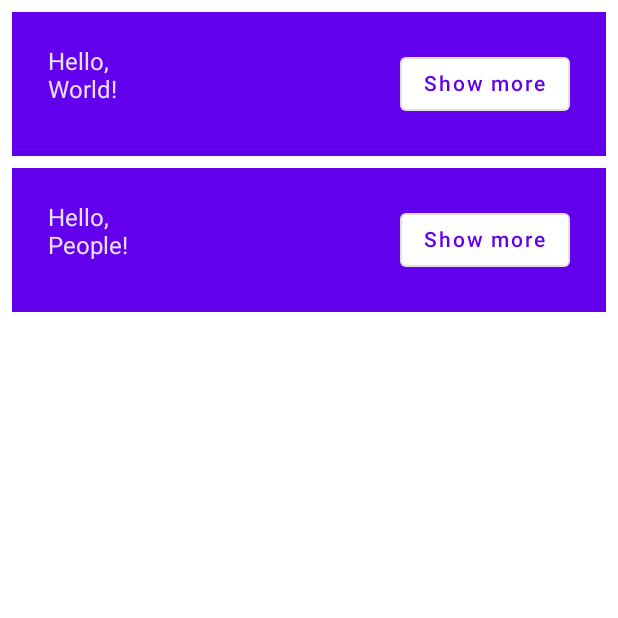
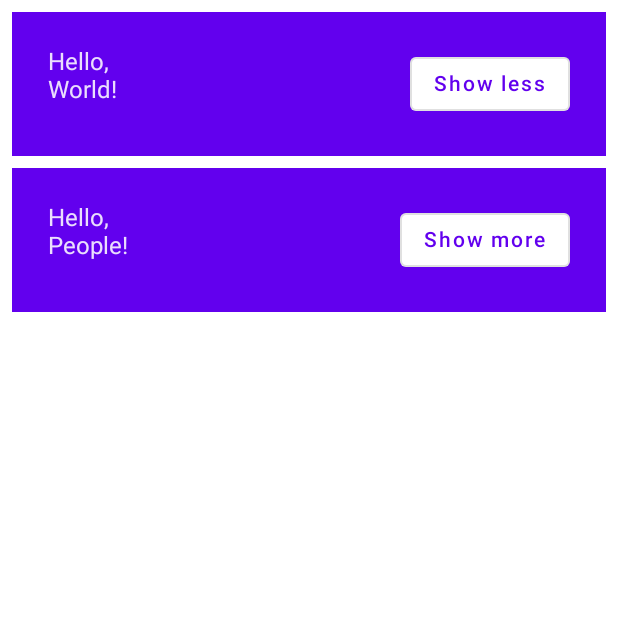
Before and after one commit to nimisaya/android-playground, an Android app built with Jetpack Compose: the screen it shows after launch (MainActivity), after a tap on "Show more", on a phone screen of 412 x 824 dp, the top half of it. Run offline under Robolectric (Android 15) with nearby library versions, the phone set to English and light mode, and no system bars; 1 other tap on this screen came first.

```diff
--- a/AnimatedList/app/src/main/java/com/nimisaya/animatedlist/MainActivity.kt
+++ b/AnimatedList/app/src/main/java/com/nimisaya/animatedlist/MainActivity.kt
@@ -3,11 +3,10 @@ package com.nimisaya.animatedlist
 import android.os.Bundle
 import androidx.activity.ComponentActivity
 import androidx.activity.compose.setContent
-import androidx.compose.foundation.layout.Column
-import androidx.compose.foundation.layout.Row
-import androidx.compose.foundation.layout.padding
+import androidx.compose.foundation.layout.*
 import androidx.compose.material.*
-import androidx.compose.runtime.Composable
+import androidx.compose.runtime.*
+import androidx.compose.ui.Alignment
 import androidx.compose.ui.Modifier
 import androidx.compose.ui.tooling.preview.Preview
 import androidx.compose.ui.unit.dp
@@ -25,7 +24,37 @@ class MainActivity : ComponentActivity() {
 }
 
 @Composable
-fun MyApp(names: List<String> = listOf("World", "People")){
+fun MyApp(){
+    var shouldShowOnboarding by remember { mutableStateOf(true) }
+
+    if (shouldShowOnboarding) {
+        OnboardingScreen(onContinueClicked = { shouldShowOnboarding = false })
+    } else {
+        Greetings()
+    }
+}
+
+@Composable
+fun OnboardingScreen(onContinueClicked: () -> Unit = {}){
+    Surface {
+        Column(
+            modifier = Modifier.fillMaxSize(),
+            verticalArrangement = Arrangement.Center,
+            horizontalAlignment = Alignment.CenterHorizontally
+        ) {
+            Text("Yo! Check out an animated list")
+            Button(
+                modifier = Modifier.padding(vertical = 24.dp),
+                onClick = onContinueClicked
+            ) {
+                Text("Continue")
+            }
+        }
+    }
+}
+
+@Composable
+private fun Greetings(names: List<String> = listOf("World", "People")){
     Column(modifier = Modifier.padding(vertical = 4.dp)) {
         for (name in names) {
             Greeting(name = name)
@@ -35,6 +64,7 @@ fun MyApp(names: List<String> = listOf("World", "People")){
 
 @Composable
 private fun Greeting(name: String) {
+    val expanded = remember { mutableStateOf(false)}
     Surface(
         color = MaterialTheme.colors.primary,
         modifier = Modifier.padding(vertical = 4.dp, horizontal = 8.dp)
@@ -44,15 +74,24 @@ private fun Greeting(name: String) {
                 Text(text = "Hello, ")
                 Text(text = "$name!")
             }
-            OutlinedButton(onClick = {}) {
-                Text("Show more")
+            OutlinedButton(onClick = {expanded.value = !expanded.value}) {
+                Text(if (expanded.value) "Show less" else "Show more")
             }
         }
     }
 }
 
 
-@Preview(showBackground = true, widthDp = 320)
+@Preview(showBackground = true, widthDp = 320, heightDp = 320, name = "Onboarding")
+@Composable
+fun OnboardingPreview() {
+    AnimatedListTheme {
+        OnboardingScreen(onContinueClicked = {})
+    }
+}
+
+
+@Preview(showBackground = true, widthDp = 320, name = "Animated List")
 @Composable
 fun DefaultPreview() {
     AnimatedListTheme {
```
